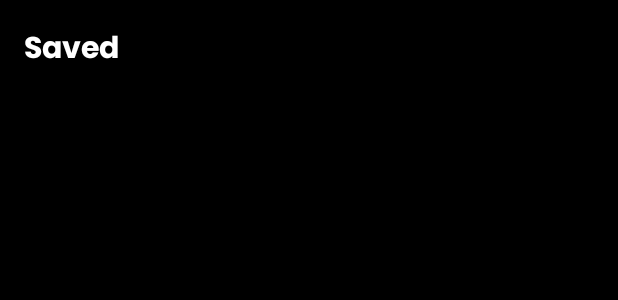
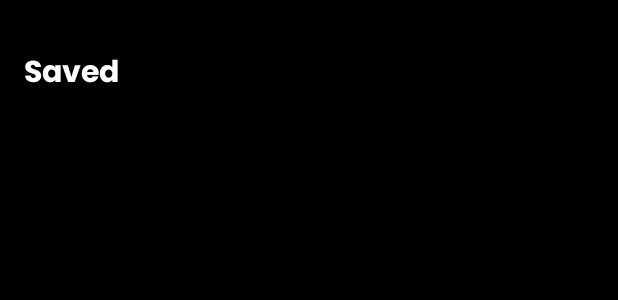
Before and after one commit to behnawwm/Watchlist, an Android app: the layout fragment_saved.xml on its own in the app's theme, with its tools: preview values and no code run, on a phone screen of 412 x 824 dp. Shown: the top 300 px of the screen. Run offline under Robolectric (Android 15) with nearby library versions, the phone set to English and light mode, and no system bars.

Commit message:
enhanced ui

```diff
--- a/app/src/main/res/layout/fragment_movie_details.xml
+++ b/app/src/main/res/layout/fragment_movie_details.xml
@@ -88,7 +88,7 @@
                 android:id="@+id/imageView"
                 android:layout_width="wrap_content"
                 android:layout_height="wrap_content"
-                android:layout_marginLeft="16dp"
+                android:layout_marginStart="16dp"
                 android:src="@drawable/ic_star_active"
                 app:layout_constraintStart_toStartOf="parent"
                 app:layout_constraintTop_toTopOf="@+id/tvRating" />
--- a/app/src/main/res/layout/fragment_saved.xml
+++ b/app/src/main/res/layout/fragment_saved.xml
@@ -11,7 +11,8 @@
         android:id="@+id/tvTitleSaved"
         android:layout_width="wrap_content"
         android:layout_height="wrap_content"
-        android:text="Saved"
+        android:text="@string/saved"
+        android:layout_marginTop="16dp"
         android:textColor="@color/white"
         android:textSize="20sp"
         android:textStyle="bold"
--- a/app/src/main/res/layout/fragment_search.xml
+++ b/app/src/main/res/layout/fragment_search.xml
@@ -33,7 +33,7 @@
         android:includeFontPadding="true"
         android:maxLines="1"
         android:paddingLeft="16dp"
-        android:paddingTop="8dp"
+        android:paddingTop="10dp"
         android:paddingRight="16dp"
         android:paddingBottom="8dp"
         android:textColor="@color/white"
--- a/app/src/main/res/values/strings.xml
+++ b/app/src/main/res/values/strings.xml
@@ -30,4 +30,8 @@
     <string name="summary">Summary</string>
     <string name="save">Save</string>
     <string name="biography">Biography</string>
+    <string name="more"><![CDATA[More >]]></string>
+    <string name="popular">Popular</string>
+    <string name="top_rated">Top Rated</string>
+    <string name="saved">Saved</string>
 </resources>
```
Also changed, not shown: app/src/main/res/layout/fragment_movie_list.xml (+8 -8 lines).
